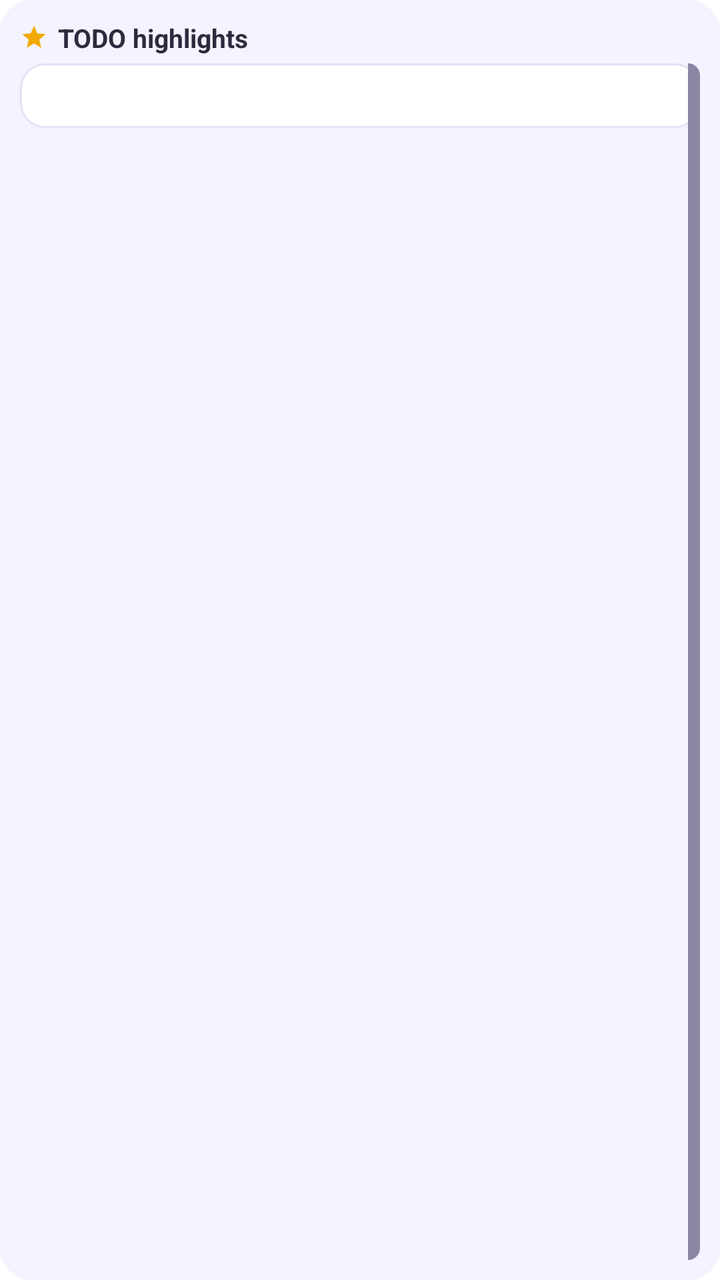
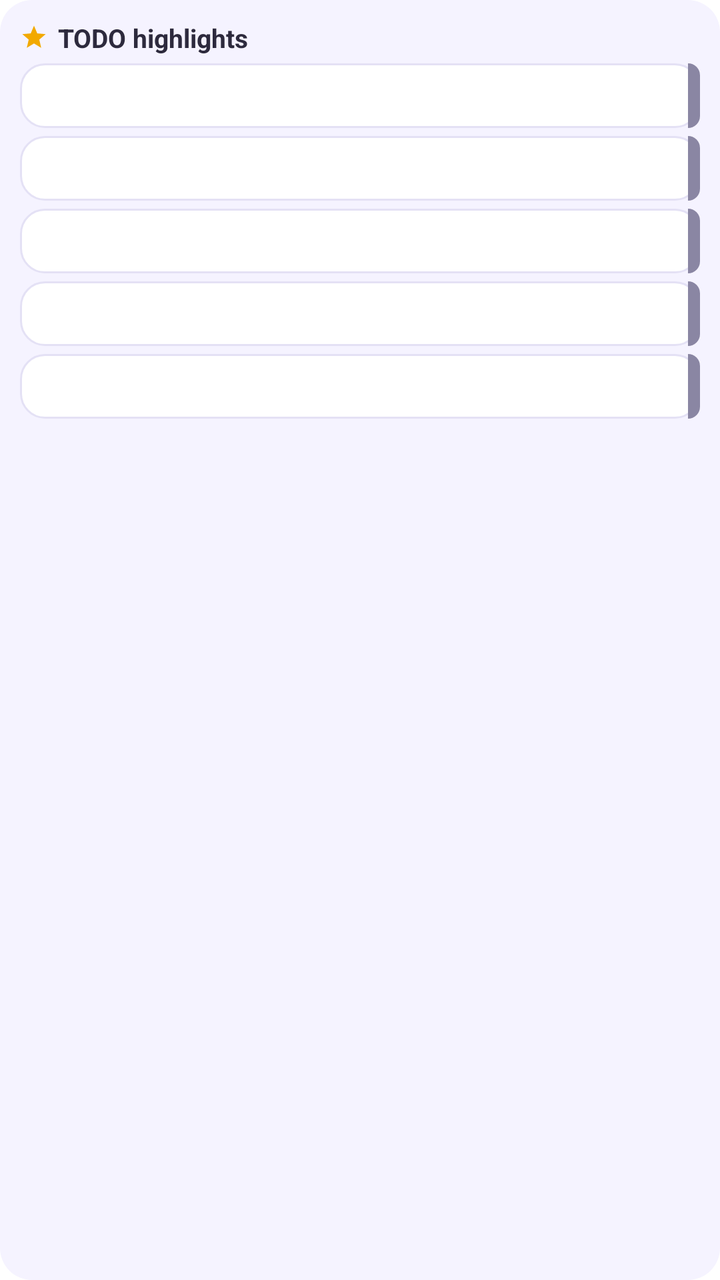

Compare the two renders of this Android layout. The source of the first and the diff that turns it into the second are given below.
<!-- AndroidManifest.xml: fallback theme Theme.MaterialComponents.DayNight.NoActionBar -->
<!-- res/layout/todo_widget.xml -->
<?xml version="1.0" encoding="utf-8"?>
<LinearLayout xmlns:android="http://schemas.android.com/apk/res/android"
    android:id="@+id/widget_root"
    android:layout_width="match_parent"
    android:layout_height="match_parent"
    android:orientation="vertical"
    android:padding="10dp"
    android:background="@drawable/todo_widget_bg">

    <LinearLayout
        android:layout_width="match_parent"
        android:layout_height="wrap_content"
        android:orientation="horizontal"
        android:gravity="center_vertical">

        <ImageView
            android:layout_width="14dp"
            android:layout_height="14dp"
            android:src="@drawable/todo_widget_star"
            android:contentDescription="@null" />

        <TextView
            android:id="@+id/widget_title"
            android:layout_width="wrap_content"
            android:layout_height="wrap_content"
            android:layout_marginStart="5dp"
            android:text="@string/todo_widget_title"
            android:textColor="#2D2A3D"
            android:textSize="13sp"
            android:textStyle="bold" />
    </LinearLayout>

    <FrameLayout android:id="@+id/rowwrap0" style="@style/TodoWidgetRowWrap">
        <TextView android:id="@+id/row0" style="@style/TodoWidgetRowText" />
        <View android:id="@+id/stripe0" style="@style/TodoWidgetStripe" />
    </FrameLayout>
    <FrameLayout android:id="@+id/rowwrap1" style="@style/TodoWidgetRowWrap">
        <TextView android:id="@+id/row1" style="@style/TodoWidgetRowText" />
        <View android:id="@+id/stripe1" style="@style/TodoWidgetStripe" />
    </FrameLayout>
    <FrameLayout android:id="@+id/rowwrap2" style="@style/TodoWidgetRowWrap">
        <TextView android:id="@+id/row2" style="@style/TodoWidgetRowText" />
        <View android:id="@+id/stripe2" style="@style/TodoWidgetStripe" />
    </FrameLayout>
    <FrameLayout android:id="@+id/rowwrap3" style="@style/TodoWidgetRowWrap">
        <TextView android:id="@+id/row3" style="@style/TodoWidgetRowText" />
        <View android:id="@+id/stripe3" style="@style/TodoWidgetStripe" />
    </FrameLayout>
    <FrameLayout android:id="@+id/rowwrap4" style="@style/TodoWidgetRowWrap">
        <TextView android:id="@+id/row4" style="@style/TodoWidgetRowText" />
        <View android:id="@+id/stripe4" style="@style/TodoWidgetStripe" />
    </FrameLayout>

    <TextView
        android:id="@+id/widget_empty"
        android:layout_width="match_parent"
        android:layout_height="wrap_content"
        android:layout_marginTop="4dp"
        android:text="@string/todo_widget_empty"
        android:textColor="#8A86A3"
        android:textSize="12sp"
        android:visibility="gone" />
</LinearLayout>
<!-- resources referenced by this layout -->
<resources>
  <!-- drawable todo_widget_bg (drawable) -->
  <?xml version="1.0" encoding="utf-8"?>
  <shape xmlns:android="http://schemas.android.com/apk/res/android"
      android:shape="rectangle">
      <solid android:color="#F5F3FF" />
      <corners android:radius="16dp" />
  </shape>
  <!-- drawable todo_widget_star (drawable) -->
  <?xml version="1.0" encoding="utf-8"?>
  <vector xmlns:android="http://schemas.android.com/apk/res/android"
      android:width="14dp"
      android:height="14dp"
      android:viewportWidth="24"
      android:viewportHeight="24"
      android:tint="#F2A900">
      <path
          android:fillColor="#FF000000"
          android:pathData="M12,17.27L18.18,21l-1.64,-7.03L22,9.24l-7.19,-0.61L12,2 9.19,8.63 2,9.24l5.46,4.73L5.82,21z" />
  </vector>
  <string name="todo_widget_empty">No tasks highlighted</string>
  <string name="todo_widget_title">TODO highlights</string>
  <style name="TodoWidgetRowText">
          <item name="android:layout_width">match_parent</item>
          <item name="android:layout_height">wrap_content</item>
          <item name="android:background">@drawable/todo_widget_row_bg</item>
          <item name="android:paddingStart">10dp</item>
          <item name="android:paddingEnd">16dp</item>
          <item name="android:paddingTop">8dp</item>
          <item name="android:paddingBottom">8dp</item>
          <item name="android:maxLines">1</item>
          <item name="android:ellipsize">end</item>
          <item name="android:textColor">#2D2A3D</item>
          <item name="android:textSize">12sp</item>
      </style>
  <style name="TodoWidgetRowWrap">
          <item name="android:layout_width">match_parent</item>
          <item name="android:layout_height">wrap_content</item>
          <item name="android:layout_marginTop">4dp</item>
      </style>
  <style name="TodoWidgetStripe">
          <item name="android:layout_width">6dp</item>
          <item name="android:layout_height">match_parent</item>
          <item name="android:layout_gravity">right</item>
          <item name="android:background">@drawable/todo_widget_stripe</item>
      </style>
  <!-- drawable todo_widget_row_bg (drawable) -->
  <?xml version="1.0" encoding="utf-8"?>
  <shape xmlns:android="http://schemas.android.com/apk/res/android"
      android:shape="rectangle">
      <solid android:color="#FFFFFF" />
      <corners android:radius="12dp" />
      <stroke android:width="1dp" android:color="#E4E1F5" />
  </shape>
  <!-- drawable todo_widget_stripe (drawable) -->
  <?xml version="1.0" encoding="utf-8"?>
  <shape xmlns:android="http://schemas.android.com/apk/res/android"
      android:shape="rectangle">
      <solid android:color="#8A86A3" />
      <corners
          android:topRightRadius="12dp"
          android:bottomRightRadius="12dp" />
  </shape>
</resources>

<!-- the commit's change to res/layout/todo_widget.xml (unified diff, before → after) -->
@@ -30,25 +30,26 @@
             android:textStyle="bold" />
     </LinearLayout>
 
+    
     <FrameLayout android:id="@+id/rowwrap0" style="@style/TodoWidgetRowWrap">
         <TextView android:id="@+id/row0" style="@style/TodoWidgetRowText" />
-        <View android:id="@+id/stripe0" style="@style/TodoWidgetStripe" />
+        <ImageView android:id="@+id/stripe0" style="@style/TodoWidgetStripe" android:contentDescription="@null" />
     </FrameLayout>
     <FrameLayout android:id="@+id/rowwrap1" style="@style/TodoWidgetRowWrap">
         <TextView android:id="@+id/row1" style="@style/TodoWidgetRowText" />
-        <View android:id="@+id/stripe1" style="@style/TodoWidgetStripe" />
+        <ImageView android:id="@+id/stripe1" style="@style/TodoWidgetStripe" android:contentDescription="@null" />
     </FrameLayout>
     <FrameLayout android:id="@+id/rowwrap2" style="@style/TodoWidgetRowWrap">
         <TextView android:id="@+id/row2" style="@style/TodoWidgetRowText" />
-        <View android:id="@+id/stripe2" style="@style/TodoWidgetStripe" />
+        <ImageView android:id="@+id/stripe2" style="@style/TodoWidgetStripe" android:contentDescription="@null" />
     </FrameLayout>
     <FrameLayout android:id="@+id/rowwrap3" style="@style/TodoWidgetRowWrap">
         <TextView android:id="@+id/row3" style="@style/TodoWidgetRowText" />
-        <View android:id="@+id/stripe3" style="@style/TodoWidgetStripe" />
+        <ImageView android:id="@+id/stripe3" style="@style/TodoWidgetStripe" android:contentDescription="@null" />
     </FrameLayout>
     <FrameLayout android:id="@+id/rowwrap4" style="@style/TodoWidgetRowWrap">
         <TextView android:id="@+id/row4" style="@style/TodoWidgetRowText" />
-        <View android:id="@+id/stripe4" style="@style/TodoWidgetStripe" />
+        <ImageView android:id="@+id/stripe4" style="@style/TodoWidgetStripe" android:contentDescription="@null" />
     </FrameLayout>
 
     <TextView
